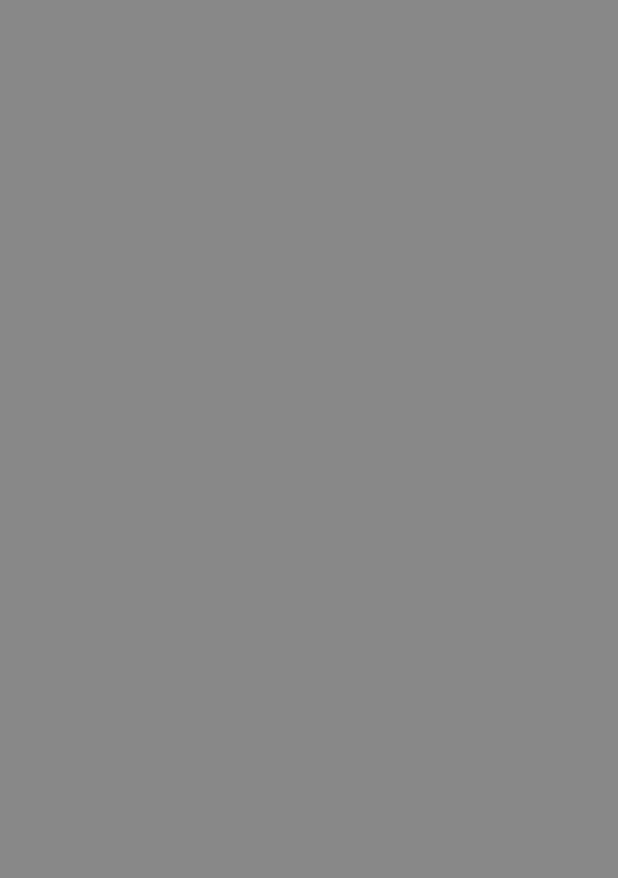
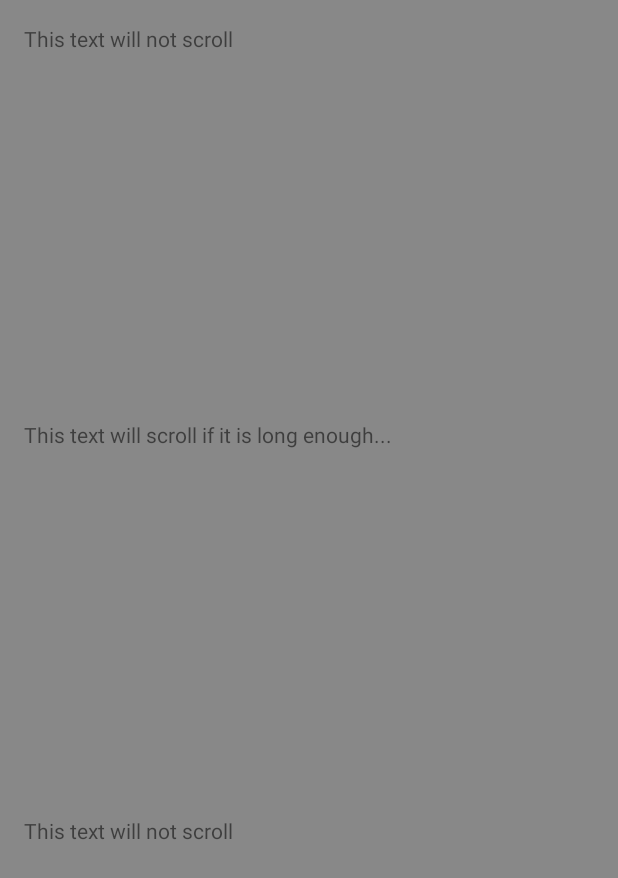
Before and after one commit to DavidBarron/cs371m-mobile-computing, an Android app: the SetLikesActivity screen opened directly, with no data from a screen before it, on a phone screen of 412 x 824 dp. Before the commit the part shown is empty. Shown: the top 878 px of the screen. Run offline under Robolectric (Android 15) with nearby library versions, the phone set to English and light mode, and no system bars.

Commit message:
Adding Scrollview for likes

```diff
--- a/app/src/main/res/layout/content_set_likes.xml
+++ b/app/src/main/res/layout/content_set_likes.xml
@@ -14,4 +14,56 @@
     tools:context="davidbar.foodwithfriends.SetLikesActivity"
     tools:showIn="@layout/activity_set_likes">
 
+    <!-- non-scrolling top pane -->
+    <LinearLayout
+        android:layout_width="fill_parent"
+        android:layout_height="0dp"
+        android:layout_weight="1"
+        >
+
+        <TextView
+            android:layout_width="fill_parent"
+            android:layout_height="wrap_content"
+            android:text="This text will not scroll"
+            />
+
+    </LinearLayout>
+
+    <!-- scrolling middle pane -->
+    <ScrollView
+        android:layout_width="fill_parent"
+        android:layout_height="0dp"
+        android:layout_weight="1"
+        >
+
+        <LinearLayout
+            android:layout_width="fill_parent"
+            android:layout_height="wrap_content"
+            >
+
+            <TextView
+                android:layout_width="fill_parent"
+                android:layout_height="wrap_content"
+                android:text="This text will scroll if it is long enough..."
+                />
+
+        </LinearLayout>
+
+    </ScrollView>
+
+    <!-- non-scrolling bottom pane -->
+    <LinearLayout
+        android:layout_width="fill_parent"
+        android:layout_height="0dp"
+        android:layout_weight="1"
+        >
+
+        <TextView
+            android:layout_width="fill_parent"
+            android:layout_height="wrap_content"
+            android:text="This text will not scroll"
+            />
+
+    </LinearLayout>
+
 </LinearLayout>
```
